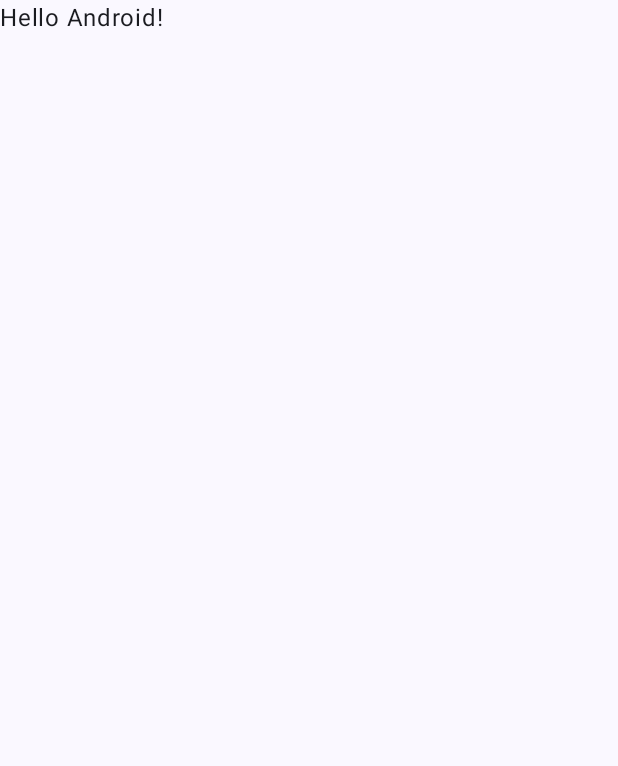
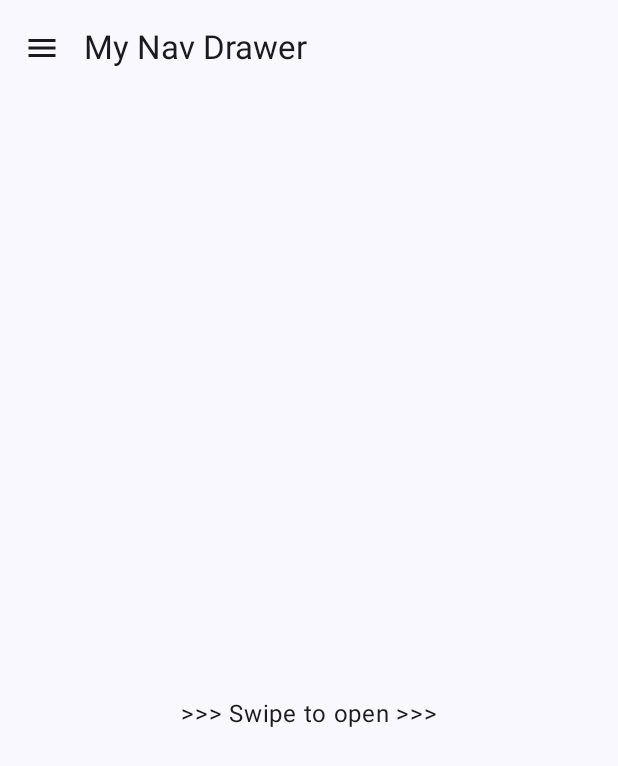
Before and after one commit to rizfa-is/MyNavDrawer-Compose, an Android app built with Jetpack Compose: the screen it shows after launch (MainActivity), on a phone screen of 412 x 824 dp. Before the commit the part shown is almost empty. Shown: the top 766 px of the screen. Run offline under Robolectric (Android 15) with nearby library versions, the phone set to English and light mode, and no system bars.

Commit message:
Create nav drawer with custom back pressed handler

```diff
--- a/app/src/main/AndroidManifest.xml
+++ b/app/src/main/AndroidManifest.xml
@@ -1,6 +1,6 @@
 <?xml version="1.0" encoding="utf-8"?>
 <manifest xmlns:android="http://schemas.android.com/apk/res/android"
-    xmlns:tools="http://schemas.android.com/tools" >
+    xmlns:tools="http://schemas.android.com/tools">
 
     <application
         android:allowBackup="true"
@@ -11,12 +11,12 @@
         android:roundIcon="@mipmap/ic_launcher_round"
         android:supportsRtl="true"
         android:theme="@style/Theme.MyNavDrawerCompose"
-        tools:targetApi="31" >
+        tools:targetApi="31">
         <activity
             android:name=".MainActivity"
             android:exported="true"
             android:label="@string/app_name"
-            android:theme="@style/Theme.MyNavDrawerCompose" >
+            android:theme="@style/Theme.MyNavDrawerCompose">
             <intent-filter>
                 <action android:name="android.intent.action.MAIN" />
 
--- a/app/src/main/java/com/issog/mynavdrawer_compose/MainActivity.kt
+++ b/app/src/main/java/com/issog/mynavdrawer_compose/MainActivity.kt
@@ -18,26 +18,13 @@ class MainActivity : ComponentActivity() {
         setContent {
             MyNavDrawerComposeTheme {
                 // A surface container using the 'background' color from the theme
-                Surface(modifier = Modifier.fillMaxSize(), color = MaterialTheme.colorScheme.background) {
-                    Greeting("Android")
+                Surface(
+                    modifier = Modifier.fillMaxSize(),
+                    color = MaterialTheme.colorScheme.background
+                ) {
+                    MyNavDrawerApp()
                 }
             }
         }
     }
 }
-
-@Composable
-fun Greeting(name: String, modifier: Modifier = Modifier) {
-    Text(
-        text = "Hello $name!",
-        modifier = modifier
-    )
-}
-
-@Preview(showBackground = true)
-@Composable
-fun GreetingPreview() {
-    MyNavDrawerComposeTheme {
-        Greeting("Android")
-    }
-}
--- /dev/null
+++ b/app/src/main/java/com/issog/mynavdrawer_compose/MyNavDrawerApp.kt
@@ -0,0 +1,242 @@
+package com.issog.mynavdrawer_compose
+
+import android.widget.Toast
+import androidx.activity.OnBackPressedCallback
+import androidx.activity.compose.LocalOnBackPressedDispatcherOwner
+import androidx.compose.foundation.layout.Box
+import androidx.compose.foundation.layout.Spacer
+import androidx.compose.foundation.layout.fillMaxSize
+import androidx.compose.foundation.layout.height
+import androidx.compose.foundation.layout.padding
+import androidx.compose.material.icons.Icons
+import androidx.compose.material.icons.filled.AccountCircle
+import androidx.compose.material.icons.filled.Favorite
+import androidx.compose.material.icons.filled.Home
+import androidx.compose.material.icons.filled.Menu
+import androidx.compose.material3.DrawerValue
+import androidx.compose.material3.ExperimentalMaterial3Api
+import androidx.compose.material3.Icon
+import androidx.compose.material3.IconButton
+import androidx.compose.material3.ModalDrawerSheet
+import androidx.compose.material3.ModalNavigationDrawer
+import androidx.compose.material3.NavigationDrawerItem
+import androidx.compose.material3.Scaffold
+import androidx.compose.material3.SnackbarDuration
+import androidx.compose.material3.SnackbarHost
+import androidx.compose.material3.SnackbarHostState
+import androidx.compose.material3.SnackbarResult
+import androidx.compose.material3.Text
+import androidx.compose.material3.TopAppBar
+import androidx.compose.material3.rememberDrawerState
+import androidx.compose.runtime.Composable
+import androidx.compose.runtime.DisposableEffect
+import androidx.compose.runtime.SideEffect
+import androidx.compose.runtime.mutableStateOf
+import androidx.compose.runtime.remember
+import androidx.compose.runtime.rememberCoroutineScope
+import androidx.compose.ui.Alignment
+import androidx.compose.ui.Modifier
+import androidx.compose.ui.graphics.vector.ImageVector
+import androidx.compose.ui.res.stringResource
+import androidx.compose.ui.tooling.preview.Preview
+import androidx.compose.ui.unit.dp
+import com.issog.mynavdrawer_compose.ui.theme.MyNavDrawerComposeTheme
+import kotlinx.coroutines.launch
+import androidx.compose.runtime.getValue
+import androidx.compose.runtime.rememberUpdatedState
+import androidx.compose.runtime.setValue
+import androidx.compose.ui.platform.LocalContext
+import androidx.compose.ui.platform.LocalLifecycleOwner
+import androidx.compose.ui.text.font.FontWeight
+import androidx.compose.ui.unit.sp
+
+@Composable
+fun MyNavDrawerApp() {
+    val drawerState = rememberDrawerState(initialValue = DrawerValue.Closed)
+    val scope = rememberCoroutineScope()
+    val snackbarHostState = remember {
+        SnackbarHostState()
+    }
+    val context = LocalContext.current
+
+    BackPressHandler(isEnabled = drawerState.isOpen) {
+        scope.launch {
+            drawerState.close()
+        }
+    }
+
+    val items = listOf(
+        MenuItem(
+            stringResource(id = R.string.home),
+            Icons.Default.Home
+        ),
+        MenuItem(
+            stringResource(id = R.string.favourite),
+            Icons.Default.Favorite
+        ),
+        MenuItem(
+            stringResource(id = R.string.profile),
+            Icons.Default.AccountCircle
+        )
+    )
+    var selectedItem by remember {
+        mutableStateOf(items[0])
+    }
+
+    Scaffold(
+        topBar = {
+            MyTopBar(
+                onMenuClick = {
+                    scope.launch {
+                        if (drawerState.isClosed) {
+                            drawerState.open()
+                        } else {
+                            drawerState.close()
+                        }
+                    }
+                }
+            )
+        },
+        snackbarHost = {
+            SnackbarHost(snackbarHostState)
+        }
+    ) { paddingValues ->
+        ModalNavigationDrawer(
+            modifier = Modifier.padding(paddingValues),
+            drawerState = drawerState,
+            gesturesEnabled = drawerState.isOpen,
+            drawerContent = {
+                ModalDrawerSheet {
+                    Spacer(modifier = Modifier.height(12.dp))
+                    Text(
+                        text = stringResource(id = R.string.hello_from_nav_drawer),
+                        modifier = Modifier.padding(bottom = 12.dp, start = 12.dp, end = 12.dp),
+                        fontWeight = FontWeight.Bold,
+                        fontSize = 20.sp
+                    )
+                    items.forEach { menu ->
+                        NavigationDrawerItem(
+                            icon = {
+                                Icon(
+                                    imageVector = menu.icon,
+                                    contentDescription = null
+                                )
+                            },
+                            label = {
+                                Text(text = menu.tile)
+                            },
+                            selected = menu == selectedItem,
+                            onClick = {
+                                scope.launch {
+                                    drawerState.close()
+                                    val snackbarResult = snackbarHostState.showSnackbar(
+                                        message = context.resources.getString(R.string.coming_soon, menu.tile),
+                                        actionLabel = context.resources.getString(R.string.subscribe_question),
+                                        withDismissAction = true,
+                                        duration = SnackbarDuration.Short
+                                    )
+                                    when (snackbarResult) {
+                                        SnackbarResult.ActionPerformed -> {
+                                            Toast.makeText(
+                                                context,
+                                                context.resources.getString(R.string.subscribed_info),
+                                                Toast.LENGTH_SHORT
+                                            ).show()
+                                        }
+                                        SnackbarResult.Dismissed -> {
+                                            Toast.makeText(
+                                                context,
+                                                context.resources.getString(R.string.subscribed_info),
+                                                Toast.LENGTH_SHORT
+                                            ).show()
+                                        }
+                                    }
+                                }
+                                selectedItem = menu
+                            },
+                            modifier = Modifier.padding(horizontal = 12.dp)
+                        )
+                    }
+                }
+            },
+            content = {
+                Box(
+                    modifier = Modifier
+                        .fillMaxSize()
+                        .padding(paddingValues),
+                    contentAlignment = Alignment.Center
+                ) {
+                    Text(
+                        text = if (drawerState.isClosed) {
+                            stringResource(id = R.string.swipe_to_open)
+                        } else {
+                            stringResource(id = R.string.swipe_to_close)
+                        }
+                    )
+                }
+            }
+        )
+    }
+}
+
+@Composable
+fun BackPressHandler(isEnabled: Boolean = true, onBackPressed: () -> Unit) {
+    val currentOnBackPressed by rememberUpdatedState(onBackPressed)
+    val backCallback = remember {
+        object : OnBackPressedCallback(isEnabled) {
+            override fun handleOnBackPressed() {
+                currentOnBackPressed.invoke()
+            }
+        }
+    }
+
+    SideEffect {
+        backCallback.isEnabled = isEnabled
+    }
+
+    val backDispatcher = checkNotNull(LocalOnBackPressedDispatcherOwner.current) {
+        "No OnBackPressedDispatcherOwner was provided via LocalOnBackPressedDispatcherOwner"
+    }.onBackPressedDispatcher
+
+    val lifecycleOwner = LocalLifecycleOwner.current
+    DisposableEffect(key1 = lifecycleOwner, key2 = backDispatcher) {
+        backDispatcher.addCallback(lifecycleOwner, backCallback)
+        onDispose {
+            backCallback.remove()
+        }
+    }
+}
+
+@OptIn(ExperimentalMaterial3Api::class)
+@Composable
+fun MyTopBar(
+    onMenuClick: () -> Unit
+) {
+    TopAppBar(
+        navigationIcon = {
+            IconButton(
+                onClick = {
+                    onMenuClick.invoke()
+                }
+            ) {
+                Icon(
+                    imageVector = Icons.Default.Menu,
+                    contentDescription = stringResource(id = R.string.menu)
+                )
+            }
+        },
+        title = {
+            Text(text = stringResource(id = R.string.app_name))
+        }
+    )
+}
+
+data class MenuItem(val tile: String, val icon: ImageVector)
+
+@Preview(showBackground = true)
+@Composable
+fun MyNavDrawerAppPreview() {
+    MyNavDrawerComposeTheme {
+        MyNavDrawerApp()
+    }
+}
--- a/app/src/main/java/com/issog/mynavdrawer_compose/ui/theme/Theme.kt
+++ b/app/src/main/java/com/issog/mynavdrawer_compose/ui/theme/Theme.kt
@@ -49,6 +49,7 @@ fun MyNavDrawerComposeTheme(
             val context = LocalContext.current
             if (darkTheme) dynamicDarkColorScheme(context) else dynamicLightColorScheme(context)
         }
+
         darkTheme -> DarkColorScheme
         else -> LightColorScheme
     }
--- a/app/src/main/res/values/strings.xml
+++ b/app/src/main/res/values/strings.xml
@@ -1,3 +1,14 @@
 <resources>
-    <string name="app_name">My Nav Drawer Compose</string>
+    <string name="app_name">My Nav Drawer</string>
+    <string name="hello_world">Hello World</string>
+    <string name="menu">Menu</string>
+    <string name="hello_from_nav_drawer">Hello From Navigation Drawer</string>
+    <string name="home">Home</string>
+    <string name="favourite">Favourite</string>
+    <string name="profile">Profile</string>
+    <string name="coming_soon">%s Menu is Coming Soon!</string>
+    <string name="subscribe_question">Subscribe?</string>
+    <string name="subscribed_info">Subscribed. You will informed when the feature is ready</string>
+    <string name="swipe_to_open"><![CDATA[>>> Swipe to open >>>]]></string>
+    <string name="swipe_to_close"><![CDATA[<<< Swipe to close <<<]]></string>Z
 </resources>
```
Lines whose indentation alone changed are shown as unchanged.
